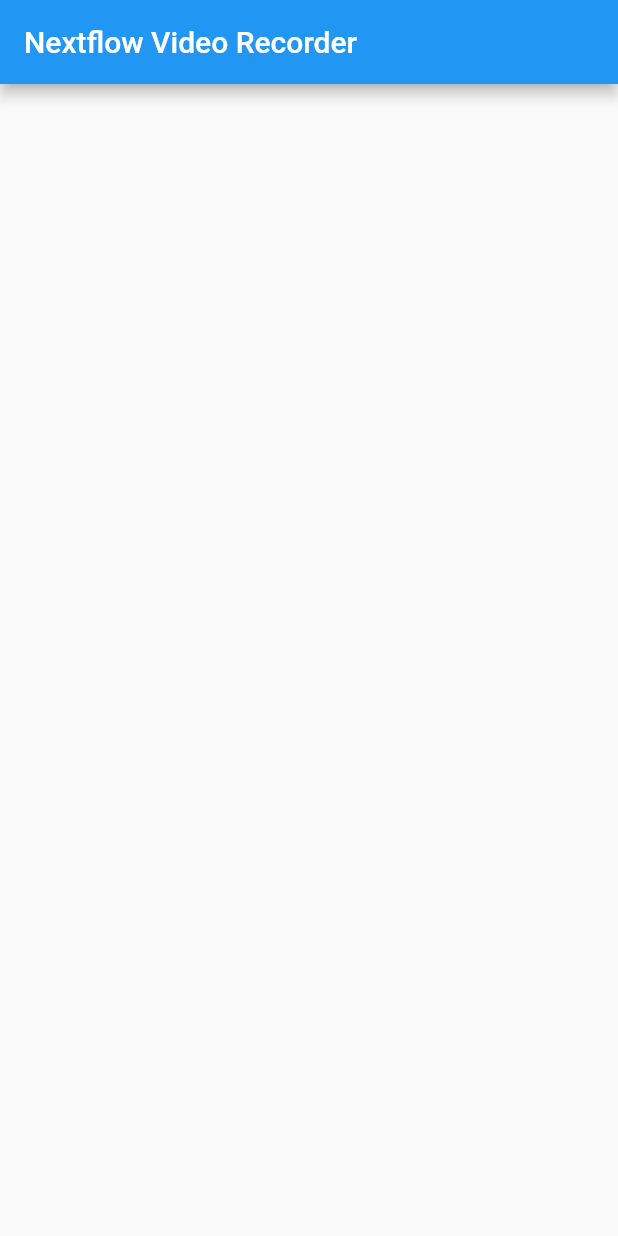
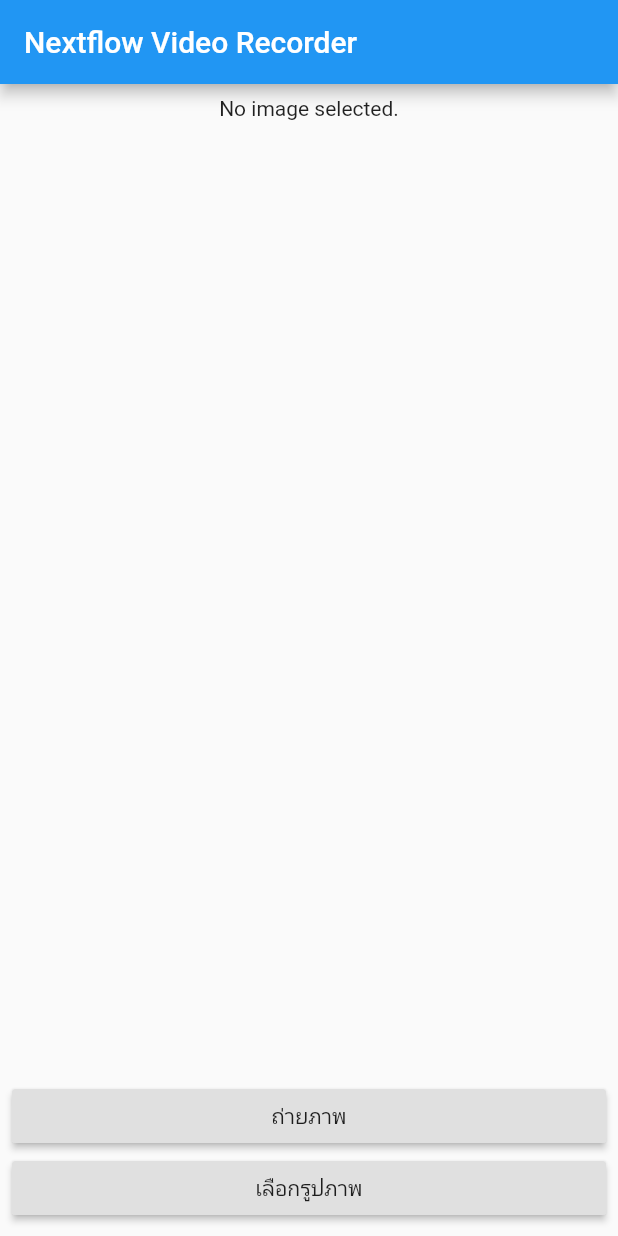
Before and after one commit to teerasej/flutter-image-picker, a Flutter app: the screen it shows after launch, on a phone screen of 412 x 824 dp. Run offline on Flutter 3.47's test engine with Material 2 defaults, Android fonts, the phone set to English and light mode, and no system bars; our stand-ins replace image_picker.

Commit message:
Show UI for execute image_picker package and image widget

```diff
--- a/lib/main.dart
+++ b/lib/main.dart
@@ -1,3 +1,5 @@
+import 'dart:io';
+
 import 'package:flutter/material.dart';
 import 'package:image_picker/image_picker.dart';
 
@@ -29,18 +31,45 @@ class MyHomePage extends StatefulWidget {
 
 class _MyHomePageState extends State<MyHomePage> {
 
+  File _image;
 
+  Widget showImage() {
 
-
+    if(_image == null){
+      return Text('No image selected.');
+    } else {
+      return Image.file(_image);
+    }
+  }
 
   @override
   Widget build(BuildContext context) {
-
     return Scaffold(
       appBar: AppBar(
         title: Text(widget.title),
       ),
-      body: Container(),
+      body: Padding(
+        padding: const EdgeInsets.all(8.0),
+        child: Column(
+          mainAxisAlignment: MainAxisAlignment.spaceBetween,
+          children: <Widget>[
+            showImage(),
+            Column(
+              crossAxisAlignment: CrossAxisAlignment.stretch,
+              children: <Widget>[
+                RaisedButton(
+                  child: Text('ถ่ายภาพ'),
+                  onPressed: () {},
+                ),
+                RaisedButton(
+                  child: Text('เลือกรูปภาพ'),
+                  onPressed: () {},
+                )
+              ],
+            )
+          ],
+        ),
+      ),
     );
   }
 }
```
